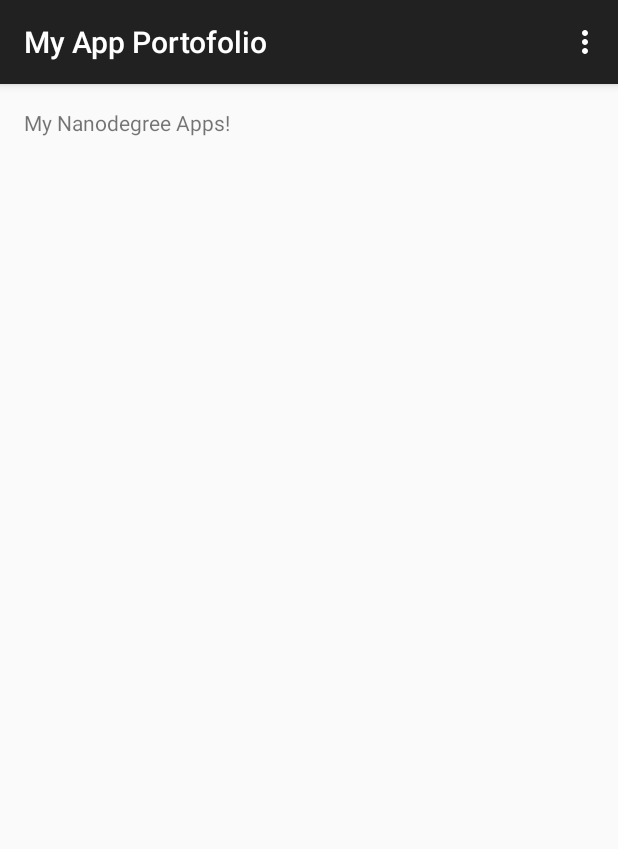
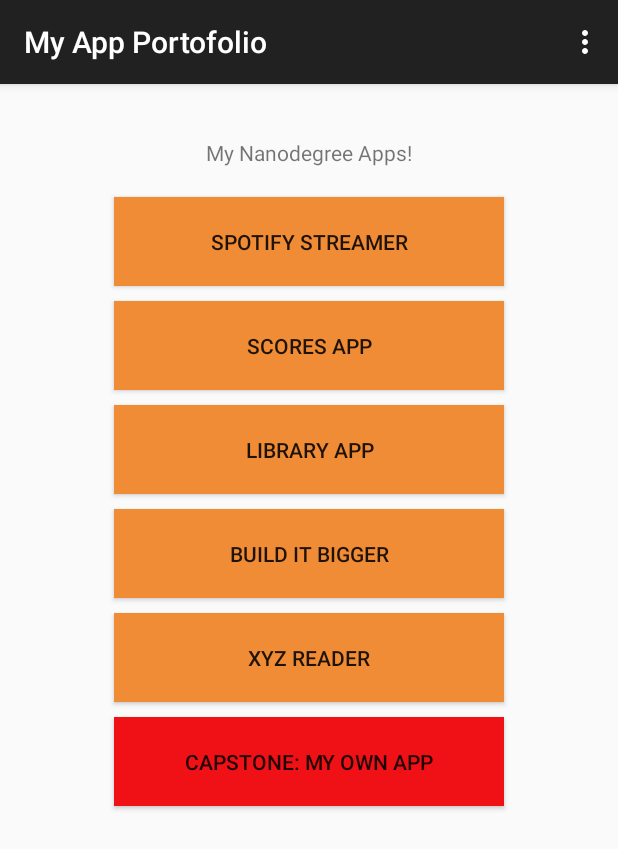
Before and after one commit to cchevalier/ADnd-P0-Portfolio, an Android app: the screen it shows after launch (MainActivity), on a phone screen of 412 x 824 dp. Shown: the top 849 px of the screen. Run offline under Robolectric (Android 15) with nearby library versions, the phone set to English and light mode, and no system bars.

Commit message:
First Layout Design and About implementation

```diff
--- a/app/src/main/java/net/cchevalier/adnd/myappportofolio/MainActivity.java
+++ b/app/src/main/java/net/cchevalier/adnd/myappportofolio/MainActivity.java
@@ -2,8 +2,11 @@
 
 import android.support.v7.app.ActionBarActivity;
 import android.os.Bundle;
+import android.util.Log;
+import android.view.Gravity;
 import android.view.Menu;
 import android.view.MenuItem;
+import android.widget.Toast;
 
 
 public class MainActivity extends ActionBarActivity {
@@ -30,6 +33,10 @@
 
         //noinspection SimplifiableIfStatement
         if (id == R.id.action_about) {
+            Log.i("folio", "About was selected");
+            Toast about = Toast.makeText(getBaseContext(), "Portfolio App developed \nfor the Android Developer \nNanoDegree from Udacity. \n(c) CChevalier, 2015", Toast.LENGTH_LONG);
+            about.setGravity(Gravity.CENTER_VERTICAL, 0, 0);
+            about.show();
             return true;
         }
 
--- a/app/src/main/res/layout/activity_main.xml
+++ b/app/src/main/res/layout/activity_main.xml
@@ -6,8 +6,77 @@
     android:paddingBottom="@dimen/activity_vertical_margin" tools:context=".MainActivity">
 
     <TextView
+        android:id="@+id/textView"
         android:text="@string/main_title"
         android:layout_width="wrap_content"
-        android:layout_height="wrap_content" />
+        android:layout_height="wrap_content"
+        android:layout_centerHorizontal="true"
+        android:padding="20dp" />
+
+    <Button
+        android:id="@+id/button1"
+        android:text="@string/app1"
+        android:layout_below="@+id/textView"
+        android:layout_width="260dp"
+        android:layout_height="wrap_content"
+        android:layout_centerHorizontal="true"
+        android:padding="20dp"
+        android:layout_marginBottom="10dp"
+        android:background="#F08C35" />
+
+    <Button
+        android:id="@+id/button2"
+        android:text="@string/app2"
+        android:layout_below="@+id/button1"
+        android:layout_width="260dp"
+        android:layout_height="wrap_content"
+        android:layout_centerHorizontal="true"
+        android:padding="20dp"
+        android:layout_marginBottom="10dp"
+        android:background="#F08C35" />
+
+    <Button
+        android:id="@+id/button3"
+        android:text="@string/app3"
+        android:layout_below="@+id/button2"
+        android:layout_width="260dp"
+        android:layout_height="wrap_content"
+        android:layout_centerHorizontal="true"
+        android:padding="20dp"
+        android:layout_marginBottom="10dp"
+        android:background="#F08C35" />
+
+    <Button
+        android:id="@+id/button4"
+        android:text="@string/app4"
+        android:layout_below="@+id/button3"
+        android:layout_width="260dp"
+        android:layout_height="wrap_content"
+        android:layout_centerHorizontal="true"
+        android:padding="20dp"
+        android:layout_marginBottom="10dp"
+        android:background="#F08C35" />
+
+    <Button
+        android:id="@+id/button5"
+        android:text="@string/app5"
+        android:layout_below="@+id/button4"
+        android:layout_width="260dp"
+        android:layout_height="wrap_content"
+        android:layout_centerHorizontal="true"
+        android:padding="20dp"
+        android:layout_marginBottom="10dp"
+        android:background="#F08C35" />
+
+    <Button
+        android:id="@+id/button6"
+        android:text="@string/app6"
+        android:layout_below="@+id/button5"
+        android:layout_width="260dp"
+        android:layout_height="wrap_content"
+        android:layout_centerHorizontal="true"
+        android:padding="20dp"
+        android:layout_marginBottom="10dp"
+        android:background="#fff01117" />
 
 </RelativeLayout>
--- a/app/src/main/res/values/strings.xml
+++ b/app/src/main/res/values/strings.xml
@@ -3,4 +3,10 @@
 
     <string name="main_title">My Nanodegree Apps!</string>
     <string name="action_about">About</string>
+    <string name="app1">SPOTIFY STREAMER</string>
+    <string name="app2">SCORES APP</string>
+    <string name="app3">LIBRARY APP</string>
+    <string name="app4">BUILD IT BIGGER</string>
+    <string name="app5">XYZ READER</string>
+    <string name="app6">CAPSTONE: MY OWN APP</string>
 </resources>
```
